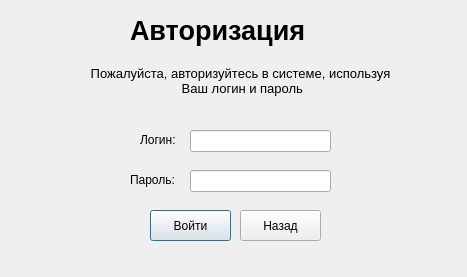
Above: ui_files/AuthDialogUi.ui from antons201/WorldSkills__CourseWork before the change. Below: the same form after it.
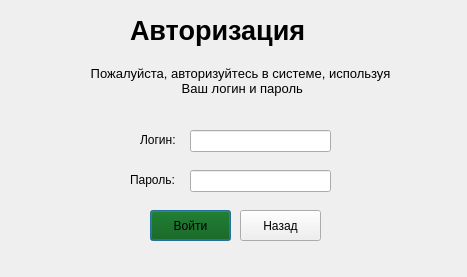
That is the form after the change.

```diff
--- a/ui_files/AuthDialogUi.ui
+++ b/ui_files/AuthDialogUi.ui
@@ -116,6 +116,43 @@
      <height>31</height>
     </rect>
    </property>
+   <property name="palette">
+    <palette>
+     <active>
+      <colorrole role="Button">
+       <brush brushstyle="SolidPattern">
+        <color alpha="255">
+         <red>0</red>
+         <green>85</green>
+         <blue>0</blue>
+        </color>
+       </brush>
+      </colorrole>
+     </active>
+     <inactive>
+      <colorrole role="Button">
+       <brush brushstyle="SolidPattern">
+        <color alpha="255">
+         <red>0</red>
+         <green>85</green>
+         <blue>0</blue>
+        </color>
+       </brush>
+      </colorrole>
+     </inactive>
+     <disabled>
+      <colorrole role="Button">
+       <brush brushstyle="SolidPattern">
+        <color alpha="255">
+         <red>0</red>
+         <green>85</green>
+         <blue>0</blue>
+        </color>
+       </brush>
+      </colorrole>
+     </disabled>
+    </palette>
+   </property>
    <property name="text">
     <string>Войти</string>
    </property>
```
